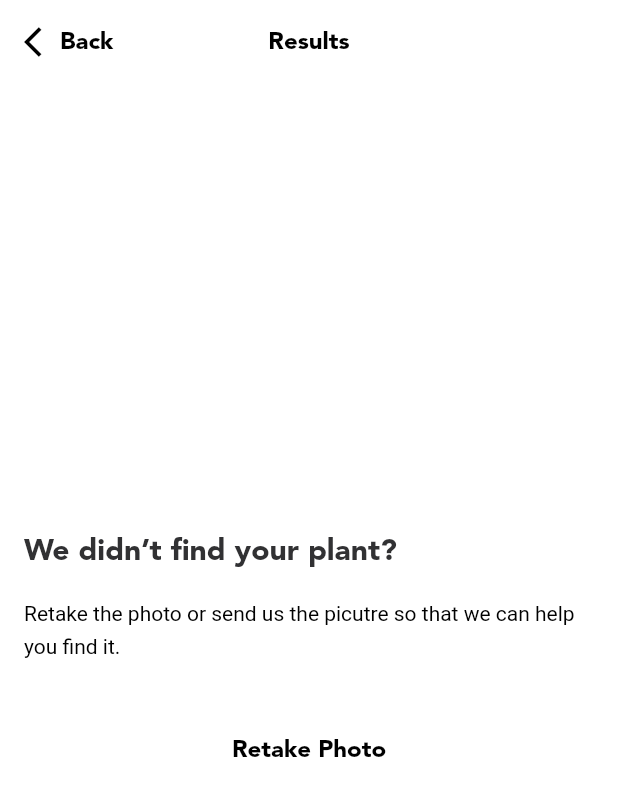
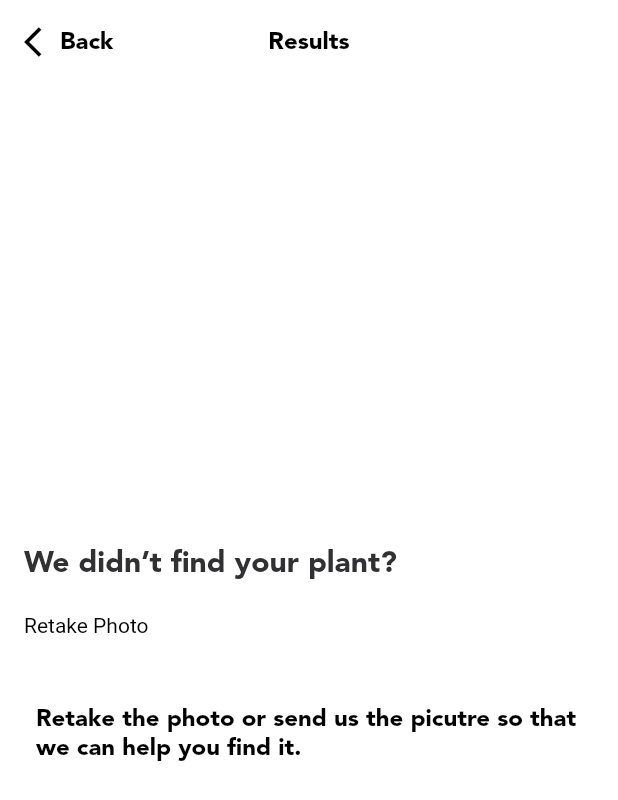
Before and after one commit to alirezat66/fyta_assignment, a Flutter app: the ResultPage screen opened directly with empty values, on a phone screen of 412 x 824 dp. Shown: the top 800 px of the screen. Run offline on Flutter 3.47's test engine with Material 2 defaults, Android fonts, the light colour scheme and no system bars; our stand-ins replace bloc, camera, dio, equatable, flutter_bloc, flutter_dotenv and 5 more; statements that could not run were skipped.

Commit message:
restructure notfound widget

```diff
--- a/lib/fundation/languages/language_en.dart
+++ b/lib/fundation/languages/language_en.dart
@@ -3,4 +3,12 @@ import 'package:fyta_assignment/fundation/languages/languages.dart';
 class LanguageEn extends Languages {
   @override
   String get photoTitle => 'Photo Identification';
+  @override
+  String get notFoundResult => 'We didn’t find your plant?';
+
+  @override
+  String get notFoundButtonTitle => 'Retake the photo or send us the picutre so that we can help you find it.';
+
+  @override
+  String get notFoundDesc => 'Retake Photo';
 }
--- a/lib/fundation/languages/language_ger.dart
+++ b/lib/fundation/languages/language_ger.dart
@@ -3,4 +3,16 @@ import 'package:fyta_assignment/fundation/languages/languages.dart';
 class LanguageGer extends Languages {
   @override
   String get photoTitle => 'Foto-Identifikation';
+
+  @override
+  // TODO: implement notFoundButtonTitle
+  String get notFoundButtonTitle => throw UnimplementedError();
+
+  @override
+  // TODO: implement notFoundDesc
+  String get notFoundDesc => throw UnimplementedError();
+
+  @override
+  // TODO: implement notFoundResult
+  String get notFoundResult => throw UnimplementedError();
 }
--- a/lib/fundation/languages/languages.dart
+++ b/lib/fundation/languages/languages.dart
@@ -6,4 +6,7 @@ abstract class Languages {
   }
 
   String get photoTitle;
+  String get notFoundResult;
+  String get notFoundDesc;
+  String get notFoundButtonTitle;
 }
--- a/lib/fundation/theme.dart
+++ b/lib/fundation/theme.dart
@@ -39,7 +39,7 @@ final fytaTheme = ThemeData(
           color: Colors.white)),
   colorScheme: const ColorScheme(
       primary: Color(0xffA2EFAB),
-      secondary: Colors.blue,
+      secondary: Color(0xff313133),
       surface: Colors.white,
       background: Colors.black,
       error: Colors.redAccent,
--- a/lib/view/pages/result_page/widgets/not_found_widget.dart
+++ b/lib/view/pages/result_page/widgets/not_found_widget.dart
@@ -1,4 +1,5 @@
 import 'package:flutter/material.dart';
+import 'package:fyta_assignment/fundation/languages/languages.dart';
 
 class NotFoundWidget extends StatelessWidget {
   const NotFoundWidget({Key? key}) : super(key: key);
@@ -13,17 +14,17 @@ class NotFoundWidget extends StatelessWidget {
         mainAxisSize: MainAxisSize.max,
         children: [
           Text(
-            'We didn’t find your plant?',
+            Languages.of(context).notFoundResult,
             style: Theme.of(context)
                 .textTheme
                 .headline5!
-                .copyWith(color: const Color(0xff313133)),
+                .copyWith(color: Theme.of(context).colorScheme.secondary),
           ),
           const SizedBox(
             height: 16,
           ),
           Text(
-            'Retake the photo or send us the picutre so that we can help you find it.',
+            Languages.of(context).notFoundDesc,
             style: Theme.of(context).textTheme.subtitle1!.copyWith(height: 1.6),
           ),
           const SizedBox(
@@ -35,7 +36,7 @@ class NotFoundWidget extends StatelessWidget {
                   Navigator.pop(context);
                 },
                 child: Text(
-                  'Retake Photo',
+                  Languages.of(context).notFoundButtonTitle,
                   style: Theme.of(context).textTheme.bodyText1,
                 )),
           )
```
